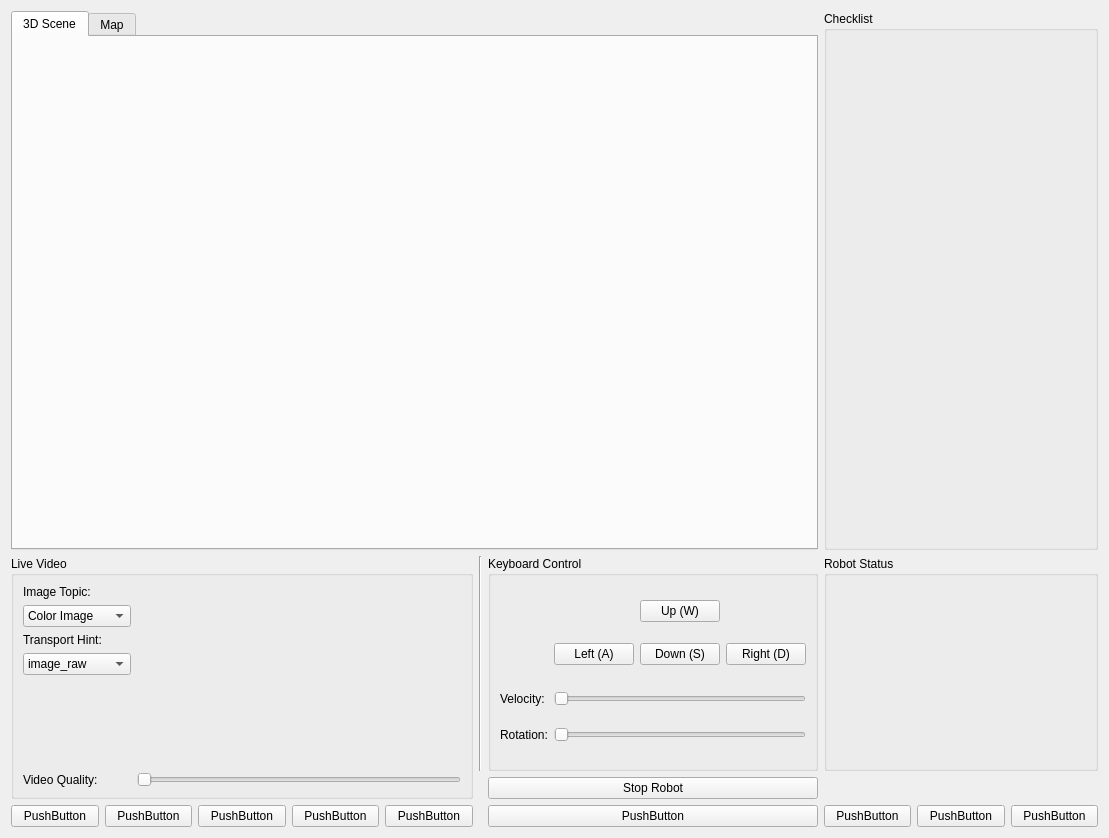
Above: fallrisk_gui/fallrisk_rviz_gui/src/rviz_gui.ui from rxdu/fall_risk_project_ros before the change. Below: the same form after it.
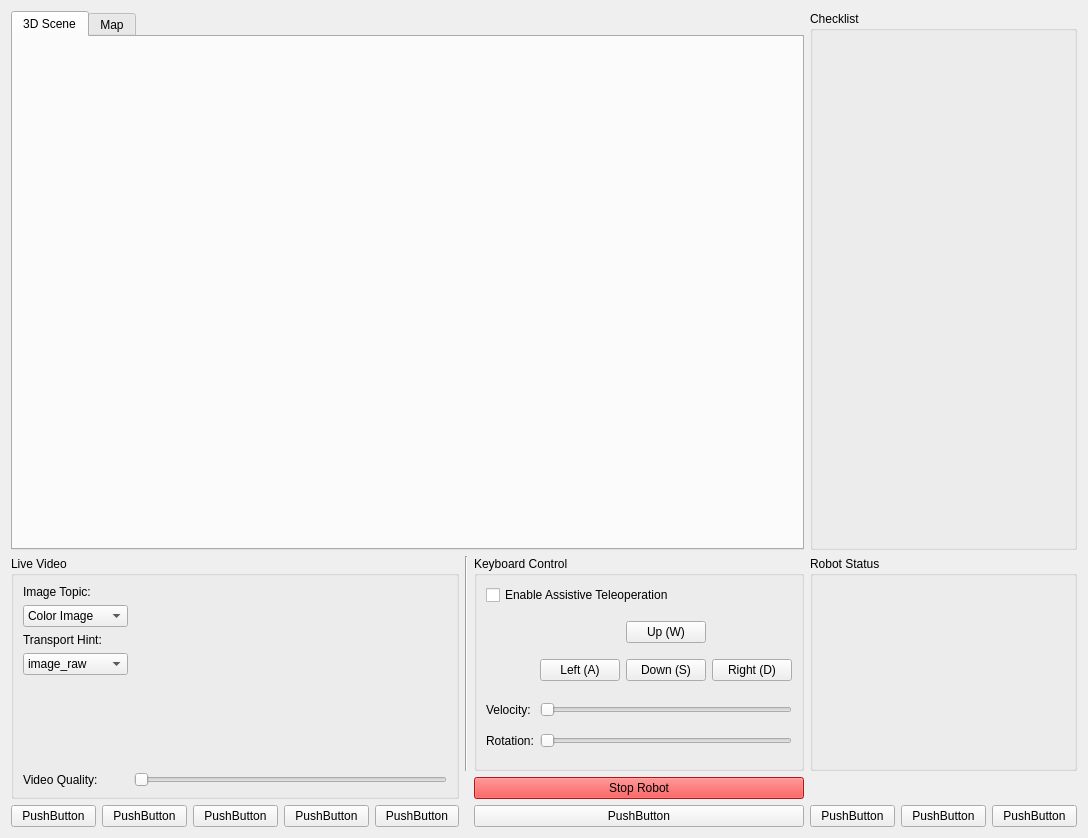
That is the form after the change.

Commit message: finished teleop section

Diff of the .ui file:
```diff
--- a/fallrisk_gui/fallrisk_rviz_gui/src/rviz_gui.ui
+++ b/fallrisk_gui/fallrisk_rviz_gui/src/rviz_gui.ui
@@ -6,7 +6,7 @@
    <rect>
     <x>0</x>
     <y>0</y>
-    <width>1109</width>
+    <width>1088</width>
     <height>838</height>
    </rect>
   </property>
@@ -147,7 +147,7 @@
       <string>Keyboard Control</string>
      </property>
      <layout class="QGridLayout" name="gridLayout_6">
-      <item row="0" column="0">
+      <item row="1" column="0">
        <layout class="QGridLayout" name="gridLayout_5">
         <item row="1" column="4">
          <widget class="QPushButton" name="btnRight">
@@ -178,14 +178,26 @@
          </widget>
         </item>
         <item row="3" column="2" colspan="3">
-         <widget class="QSlider" name="sliderVelocity">
+         <widget class="QSlider" name="sliderLinearVel">
+          <property name="minimum">
+           <number>0</number>
+          </property>
+          <property name="maximum">
+           <number>100</number>
+          </property>
           <property name="orientation">
            <enum>Qt::Horizontal</enum>
           </property>
          </widget>
         </item>
         <item row="4" column="2" colspan="3">
-         <widget class="QSlider" name="sliderRotation">
+         <widget class="QSlider" name="sliderAngularVel">
+          <property name="minimum">
+           <number>0</number>
+          </property>
+          <property name="maximum">
+           <number>100</number>
+          </property>
           <property name="orientation">
            <enum>Qt::Horizontal</enum>
           </property>
@@ -220,6 +232,13 @@
         </item>
        </layout>
       </item>
+      <item row="0" column="0">
+       <widget class="QCheckBox" name="checkBox">
+        <property name="text">
+         <string>Enable Assistive Teleoperation</string>
+        </property>
+       </widget>
+      </item>
      </layout>
     </widget>
    </item>
@@ -275,6 +294,9 @@
    </item>
    <item row="7" column="6">
     <widget class="QPushButton" name="pushButton_4">
+     <property name="styleSheet">
+      <string notr="true">background-color: rgb(255, 26, 26);</string>
+     </property>
      <property name="text">
       <string>Stop Robot</string>
      </property>
```
The commit also changes 2 other files.
